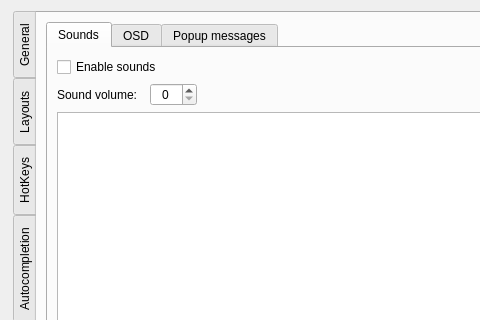
voidptr/xneur-option, file kdeneur/src/frmsettings.ui: the form before one commit; both pictures show x 0 to 480 and y 0 to 320 of the 760 by 653 pixel window.
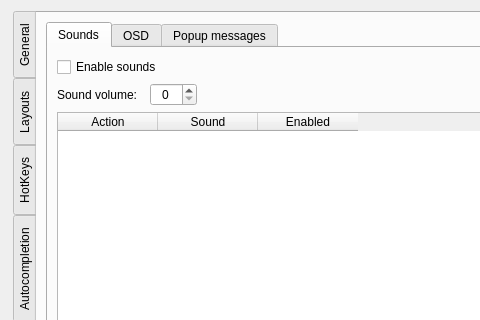
The form after the commit. The open tabs and pages were chosen to show the change. Custom widgets are drawn as their Qt base class.

```diff
--- a/kdeneur/src/frmsettings.ui
+++ b/kdeneur/src/frmsettings.ui
@@ -883,6 +883,31 @@
              </item>
             </layout>
            </item>
+           <item row="2" column="0">
+            <widget class="QTableWidget" name="tabSound_lstListSound">
+             <attribute name="horizontalHeaderStretchLastSection">
+              <bool>false</bool>
+             </attribute>
+             <attribute name="verticalHeaderStretchLastSection">
+              <bool>false</bool>
+             </attribute>
+             <column>
+              <property name="text">
+               <string>Action</string>
+              </property>
+             </column>
+             <column>
+              <property name="text">
+               <string>Sound</string>
+              </property>
+             </column>
+             <column>
+              <property name="text">
+               <string>Enabled</string>
+              </property>
+             </column>
+            </widget>
+           </item>
           </layout>
          </widget>
          <widget class="QWidget" name="tabOSD">
```
Left out of the diff: 51 changed lines with no effect on the pictures.
